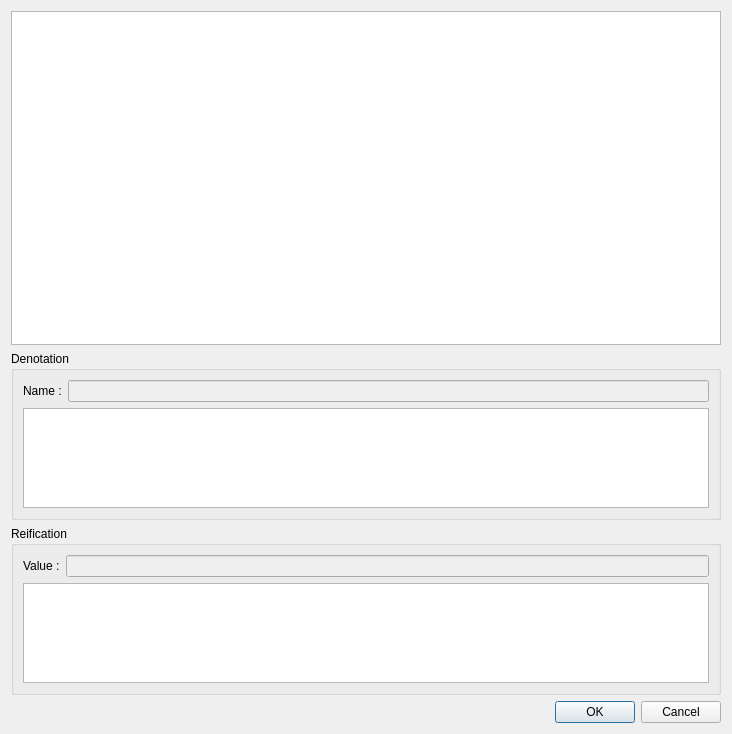
Before: the Qt Designer form src/libxpm/sfatree/sfatree.ui in guangyixiao/stextedit, drawn with Qt 5.
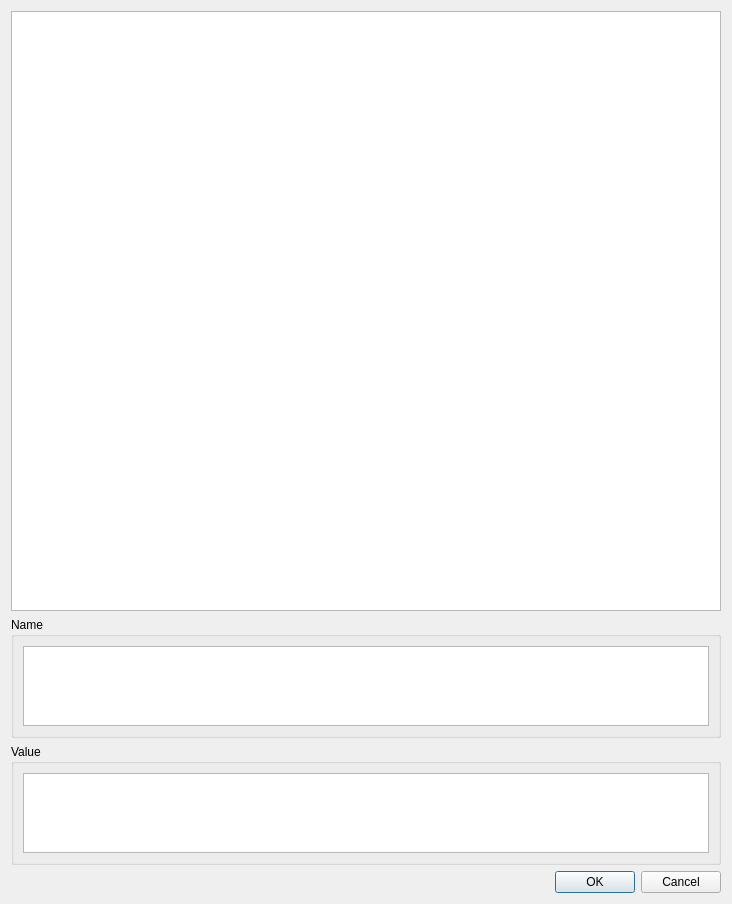
After: the same form once the commit is applied.

```diff
--- a/src/libxpm/sfatree/sfatree.ui
+++ b/src/libxpm/sfatree/sfatree.ui
@@ -7,7 +7,7 @@
     <x>0</x>
     <y>0</y>
     <width>732</width>
-    <height>734</height>
+    <height>904</height>
    </rect>
   </property>
   <property name="windowTitle">
@@ -20,29 +20,13 @@
    <item>
     <widget class="QGroupBox" name="gbDeotation">
      <property name="title">
-      <string>Denotation</string>
+      <string>Name</string>
      </property>
      <layout class="QVBoxLayout" name="verticalLayout">
       <item>
        <layout class="QHBoxLayout" name="horizontalLayout">
         <item>
-         <widget class="QLabel" name="label">
-          <property name="text">
-           <string>&lt;html&gt;&lt;head/&gt;&lt;body&gt;&lt;p&gt;Name  :&lt;/p&gt;&lt;/body&gt;&lt;/html&gt;</string>
-          </property>
-         </widget>
-        </item>
-        <item>
-         <widget class="QLineEdit" name="leDeStr">
-          <property name="enabled">
-           <bool>false</bool>
-          </property>
-         </widget>
-        </item>
-       </layout>
-      </item>
-      <item>
-       <widget class="QListView" name="lvDe">
+         <widget class="QTextEdit" name="teName">
         <property name="sizePolicy">
          <sizepolicy hsizetype="Expanding" vsizetype="Fixed">
           <horstretch>0</horstretch>
@@ -52,10 +36,12 @@
         <property name="maximumSize">
          <size>
           <width>16777215</width>
-          <height>100</height>
+            <height>80</height>
          </size>
         </property>
        </widget>
+        </item>
+       </layout>
       </item>
      </layout>
     </widget>
@@ -63,29 +49,13 @@
    <item>
     <widget class="QGroupBox" name="gbReification">
      <property name="title">
-      <string>Reification</string>
+      <string>Value</string>
      </property>
      <layout class="QVBoxLayout" name="verticalLayout_2">
       <item>
        <layout class="QHBoxLayout" name="horizontalLayout_2">
         <item>
-         <widget class="QLabel" name="label_2">
-          <property name="text">
-           <string>&lt;html&gt;&lt;head/&gt;&lt;body&gt;&lt;p&gt;Value :&lt;/p&gt;&lt;/body&gt;&lt;/html&gt;</string>
-          </property>
-         </widget>
-        </item>
-        <item>
-         <widget class="QLineEdit" name="leReiStr">
-          <property name="enabled">
-           <bool>false</bool>
-          </property>
-         </widget>
-        </item>
-       </layout>
-      </item>
-      <item>
-       <widget class="QListView" name="lvRei">
+         <widget class="QTextEdit" name="teValue">
         <property name="sizePolicy">
          <sizepolicy hsizetype="Expanding" vsizetype="Fixed">
           <horstretch>0</horstretch>
@@ -95,10 +65,12 @@
         <property name="maximumSize">
          <size>
           <width>16777215</width>
-          <height>100</height>
+            <height>80</height>
          </size>
         </property>
        </widget>
+        </item>
+       </layout>
       </item>
      </layout>
     </widget>
```
Lines whose indentation alone changed are shown as unchanged.
